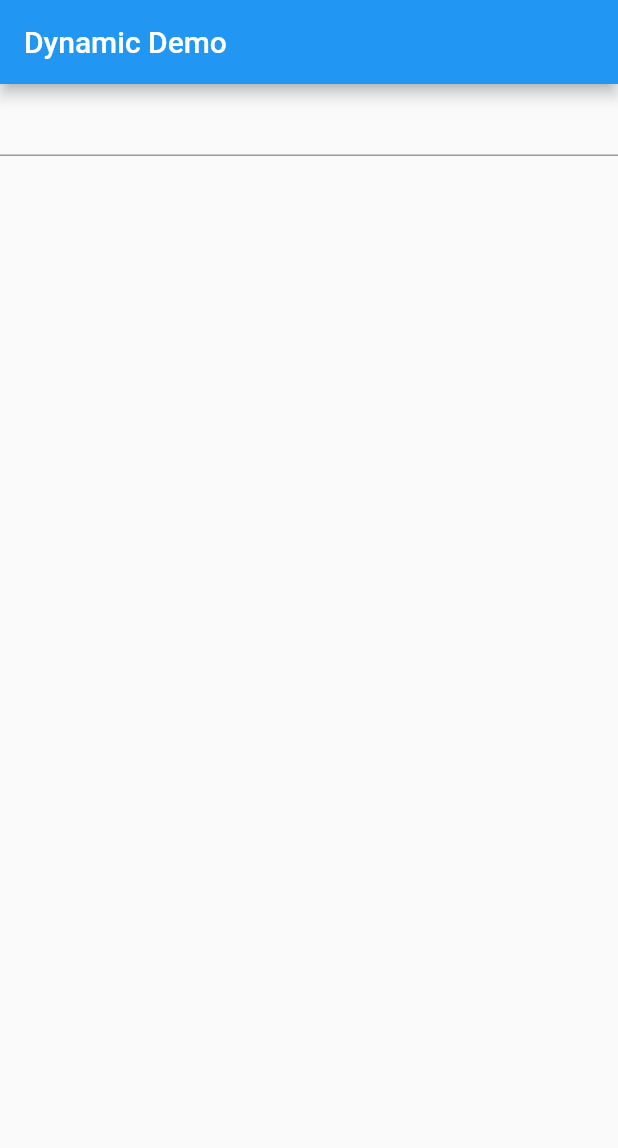
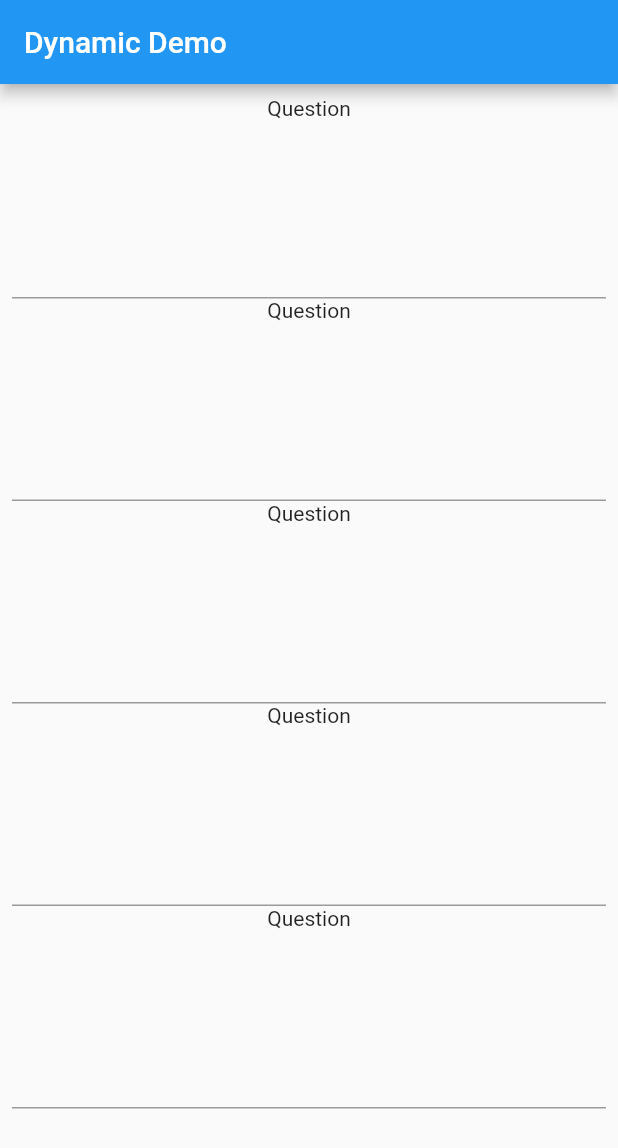
Before and after one commit to keepsecretly/Pop-Ask, a Flutter app: the ListDisplay screen opened directly, on a phone screen of 412 x 824 dp. Shown: the top 1148 px of the screen. Run offline on Flutter 3.47's test engine with Material 2 defaults, Android fonts, the phone set to English and light mode, and no system bars; network calls fail.

Commit message:
:lipstick: short answer ui and long answer ui

```diff
--- a/lib/main.dart
+++ b/lib/main.dart
@@ -1,5 +1,6 @@
 import 'package:flutter/material.dart';
 import 'package:pop_ask/api_demo.dart';
+import 'package:pop_ask/model/question_model.dart';
 
 void main() => runApp(ApiDemo());
 
@@ -41,13 +42,32 @@ class ListDisplay extends StatefulWidget {
 
 class DyanmicList extends State<ListDisplay> {
   List<String> litems = [];
+
+  List<Question> quizes = [
+    Question(),
+    Question(),
+    Question(),
+    Question(),
+    Question(),
+  ];
+
+  Widget buildQuestionList (BuildContext ctxt) {
+    return new ListView(
+        padding: const EdgeInsets.all(8),
+        children: <Widget>[
+          for(var q in quizes ) buildLongAnswer(ctxt, q)
+        ]
+      );
+  }
+
+  Widget buildShortAnswer (BuildContext ctxt, Question q) {
+
     final TextEditingController eCtrl = new TextEditingController();
-  @override
-  Widget build (BuildContext ctxt) {
-    return new Scaffold(
-        appBar: new AppBar(title: new Text("Dynamic Demo"),),
-        body: new Column(
+
+    return new Column(
+//      mainAxisAlignment: MainAxisAlignment.start,
       children: <Widget>[
+        Text("Question"),
         new TextField(
           controller: eCtrl,
           onSubmitted: (text) {
@@ -56,17 +76,30 @@ class DyanmicList extends State<ListDisplay> {
             setState(() {});
           },
         ),
-            new Expanded(
-                child: new ListView.builder
-                  (
-                    itemCount: litems.length,
-                    itemBuilder: (BuildContext ctxt, int Index) {
-                      return new Text(litems[Index]);
+      ],
+    );
   }
-                )
-            )
+
+  Widget buildLongAnswer (BuildContext ctxt, Question q) {
+
+    final TextEditingController eCtrl = new TextEditingController();
+
+    return new Column(
+      children: <Widget>[
+        Text("Question"),
+        new TextField(
+          keyboardType: TextInputType.multiline,
+          maxLines: 5,
+        ),
       ],
-        )
+    );
+  }
+
+  @override
+  Widget build (BuildContext ctxt) {
+    return new Scaffold(
+        appBar: new AppBar(title: new Text("Dynamic Demo"),),
+        body: buildQuestionList(ctxt),
     );
   }
 }
```
Lines whose indentation alone changed are shown as unchanged.
